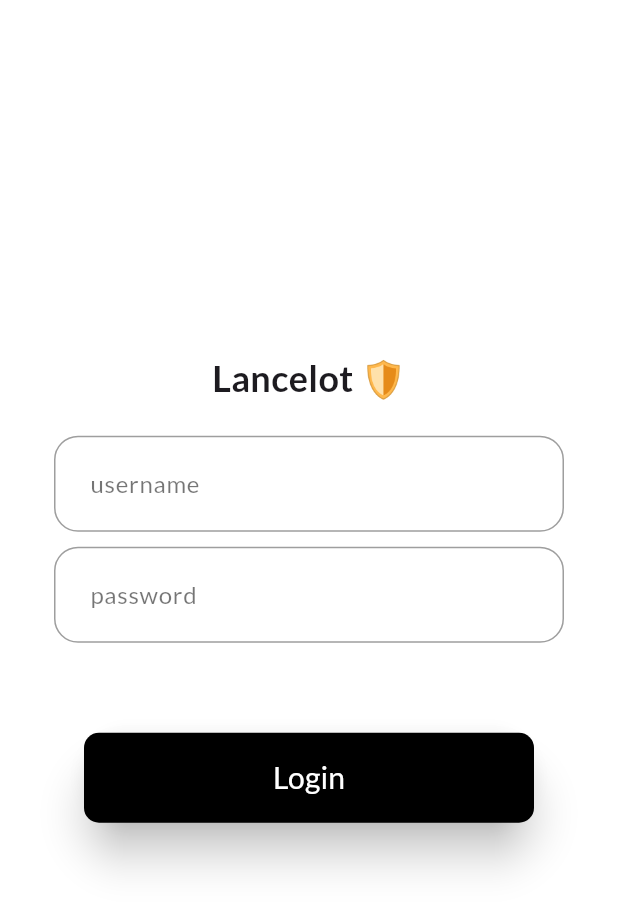
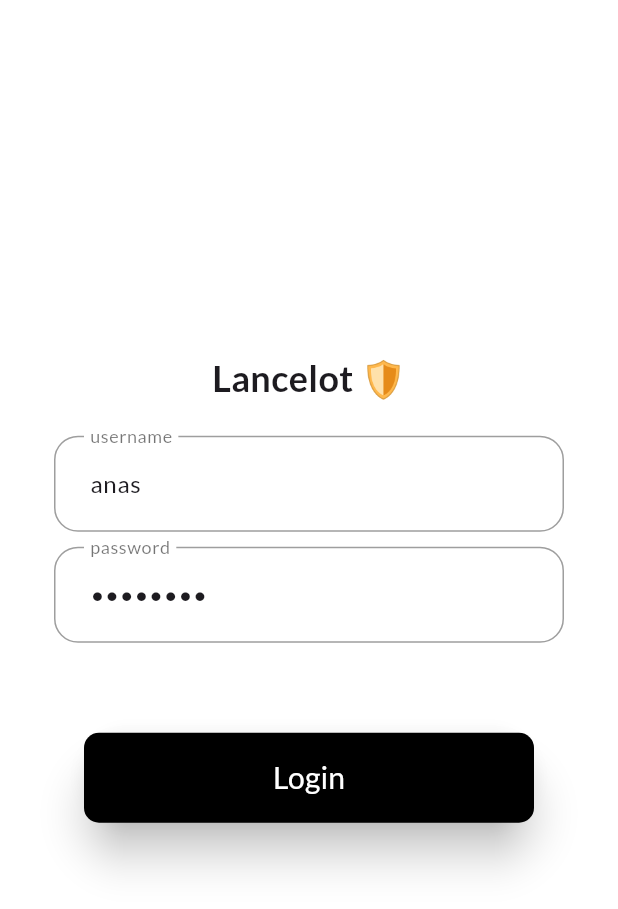
Before and after one commit to Blockchain-Research-Lab/Lancelot, a Flutter app: the screen it shows after launch, on a phone screen of 412 x 824 dp. Shown: the top 909 px of the screen. Run offline on Flutter 3.47's test engine with Material 3 defaults, Android fonts, the light colour scheme and no system bars; our stand-ins replace another_flutter_splash_screen, google_fonts, shared_preferences; missing offline and left inert: qr_code_scanner.

Commit message:
Creds provided

```diff
--- a/lib/screens/login-screen/login.dart
+++ b/lib/screens/login-screen/login.dart
@@ -12,8 +12,8 @@ class LoginPage extends StatefulWidget {
 }
 
 class _LoginPageState extends State<LoginPage> {
-  final TextEditingController _emailController = TextEditingController();
-  final TextEditingController _passwordController = TextEditingController();
+  final TextEditingController _emailController = TextEditingController(text: 'anas');
+  final TextEditingController _passwordController = TextEditingController(text: 'Anas@123');
   bool isLoading = false;
 
   @override
```
